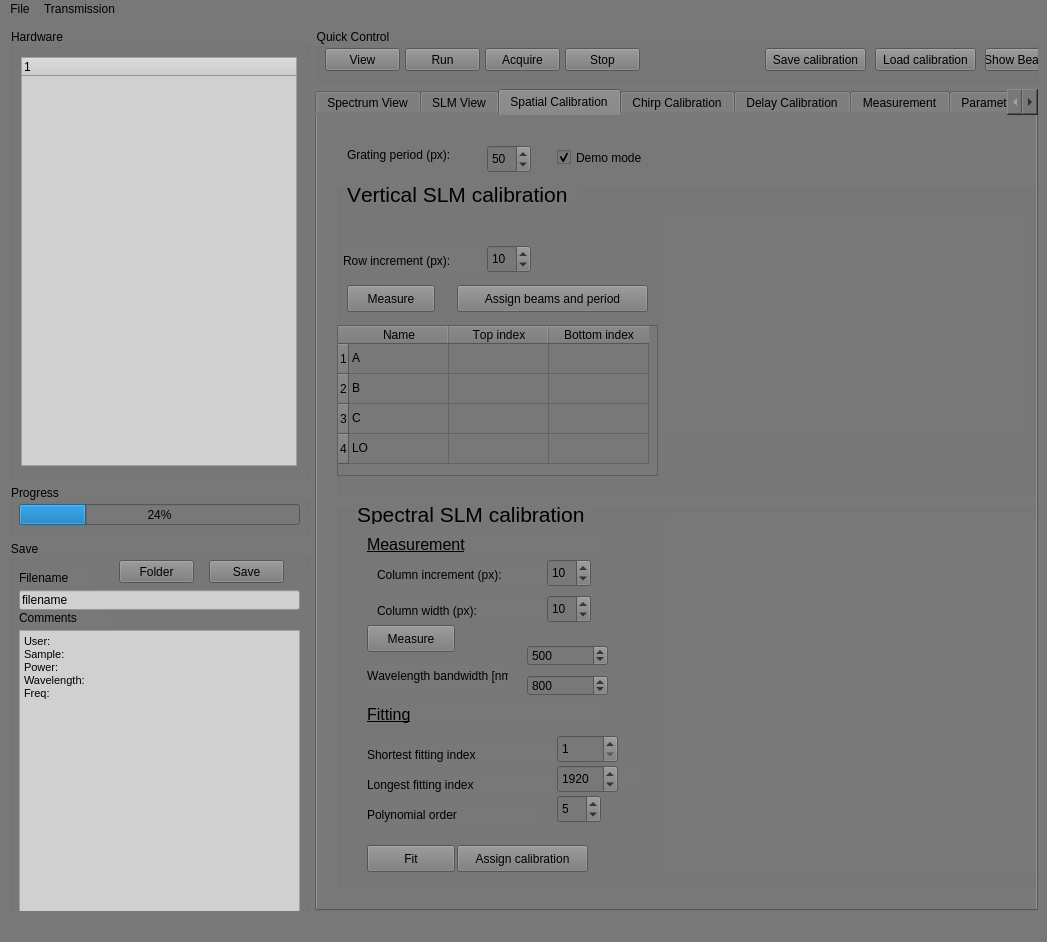
Before: the Qt Designer form src/GUI/main_GUI.ui in SilvaScience/colberto, drawn with Qt 5.
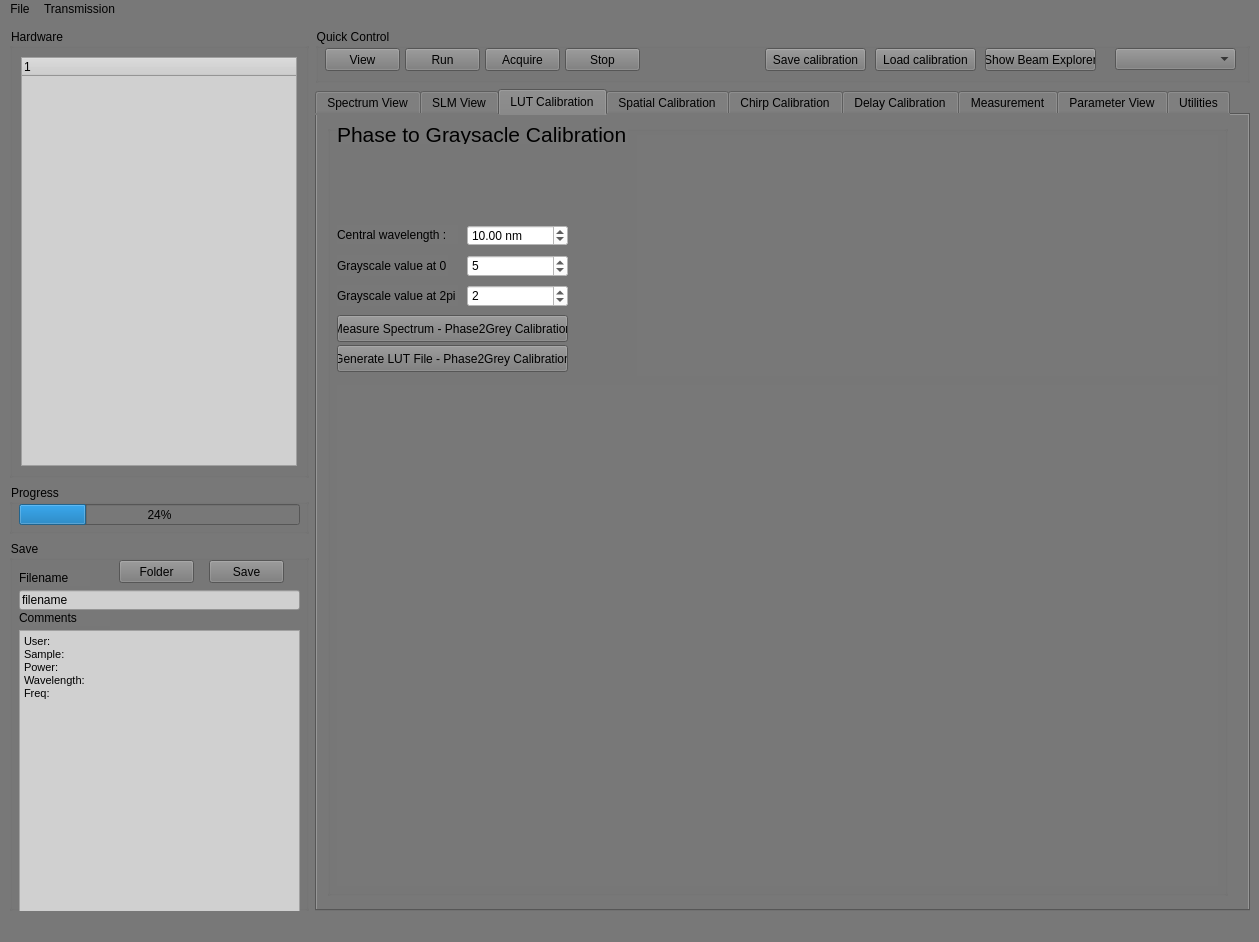
After: the same form once the commit is applied. Custom widgets are drawn as their Qt base class.

Patch:
```diff
--- a/src/GUI/main_GUI.ui
+++ b/src/GUI/main_GUI.ui
@@ -6,7 +6,7 @@
    <rect>
     <x>0</x>
     <y>0</y>
-    <width>1047</width>
+    <width>1259</width>
     <height>942</height>
    </rect>
   </property>
@@ -371,6 +371,216 @@
           </property>
          </widget>
         </widget>
+        <widget class="QWidget" name="tab_3">
+         <attribute name="title">
+          <string>LUT Calibration</string>
+         </attribute>
+         <widget class="QGroupBox" name="LUT_calibration_groupbox_2">
+          <property name="geometry">
+           <rect>
+            <x>10</x>
+            <y>10</y>
+            <width>901</width>
+            <height>771</height>
+           </rect>
+          </property>
+          <property name="font">
+           <font>
+            <weight>50</weight>
+            <bold>false</bold>
+            <underline>false</underline>
+            <kerning>false</kerning>
+           </font>
+          </property>
+          <property name="title">
+           <string/>
+          </property>
+          <property name="checkable">
+           <bool>false</bool>
+          </property>
+          <property name="checked">
+           <bool>false</bool>
+          </property>
+          <widget class="QLabel" name="LUT_calib_central_wavelength_label">
+           <property name="geometry">
+            <rect>
+             <x>10</x>
+             <y>100</y>
+             <width>121</width>
+             <height>19</height>
+            </rect>
+           </property>
+           <property name="text">
+            <string>Central wavelength :</string>
+           </property>
+          </widget>
+          <widget class="PlotWidget" name="LUT_calib_plot_layout" native="true">
+           <property name="enabled">
+            <bool>true</bool>
+           </property>
+           <property name="geometry">
+            <rect>
+             <x>310</x>
+             <y>10</y>
+             <width>581</width>
+             <height>241</height>
+            </rect>
+           </property>
+          </widget>
+          <widget class="QPushButton" name="measure_LUT_calib">
+           <property name="geometry">
+            <rect>
+             <x>10</x>
+             <y>190</y>
+             <width>231</width>
+             <height>27</height>
+            </rect>
+           </property>
+           <property name="text">
+            <string>Measure Spectrum - Phase2Grey Calibration</string>
+           </property>
+          </widget>
+          <widget class="QDoubleSpinBox" name="LUT_calib_central_wavelength_value">
+           <property name="geometry">
+            <rect>
+             <x>140</x>
+             <y>100</y>
+             <width>101</width>
+             <height>21</height>
+            </rect>
+           </property>
+           <property name="styleSheet">
+            <string notr="true">background-color: rgb(255, 255, 255);</string>
+           </property>
+           <property name="suffix">
+            <string> nm</string>
+           </property>
+           <property name="maximum">
+            <double>10000.000000000000000</double>
+           </property>
+           <property name="value">
+            <double>10.000000000000000</double>
+           </property>
+          </widget>
+          <widget class="QLabel" name="LUT_calib_0_label">
+           <property name="geometry">
+            <rect>
+             <x>10</x>
+             <y>130</y>
+             <width>111</width>
+             <height>21</height>
+            </rect>
+           </property>
+           <property name="text">
+            <string>Grayscale value at 0 :</string>
+           </property>
+          </widget>
+          <widget class="QSpinBox" name="LUT_calib_0_value">
+           <property name="geometry">
+            <rect>
+             <x>140</x>
+             <y>130</y>
+             <width>101</width>
+             <height>22</height>
+            </rect>
+           </property>
+           <property name="styleSheet">
+            <string notr="true">background-color: rgb(255, 255, 255);</string>
+           </property>
+           <property name="suffix">
+            <string/>
+           </property>
+           <property name="maximum">
+            <number>10000</number>
+           </property>
+           <property name="value">
+            <number>5</number>
+           </property>
+          </widget>
+          <widget class="QPushButton" name="generate_LUT_calib">
+           <property name="geometry">
+            <rect>
+             <x>10</x>
+             <y>220</y>
+             <width>231</width>
+             <height>27</height>
+            </rect>
+           </property>
+           <property name="text">
+            <string>Generate LUT File - Phase2Grey Calibration</string>
+           </property>
+          </widget>
+          <widget class="QSpinBox" name="LUT_calib_2pi_value">
+           <property name="geometry">
+            <rect>
+             <x>140</x>
+             <y>160</y>
+             <width>101</width>
+             <height>22</height>
+            </rect>
+           </property>
+           <property name="toolTipDuration">
+            <number>-2</number>
+           </property>
+           <property name="styleSheet">
+            <string notr="true">background-color: rgb(255, 255, 255);</string>
+           </property>
+           <property name="suffix">
+            <string/>
+           </property>
+           <property name="maximum">
+            <number>10000</number>
+           </property>
+           <property name="value">
+            <number>2</number>
+           </property>
+          </widget>
+          <widget class="QLabel" name="LUT_calib_2pi_label">
+           <property name="geometry">
+            <rect>
+             <x>10</x>
+             <y>160</y>
+             <width>121</width>
+             <height>21</height>
+            </rect>
+           </property>
+           <property name="text">
+            <string>Grayscale value at 2pi :</string>
+           </property>
+          </widget>
+          <widget class="PlotWidget" name="LUT_calib_plot_layout_2" native="true">
+           <property name="enabled">
+            <bool>true</bool>
+           </property>
+           <property name="geometry">
+            <rect>
+             <x>10</x>
+             <y>260</y>
+             <width>881</width>
+             <height>501</height>
+            </rect>
+           </property>
+          </widget>
+          <widget class="QLabel" name="label_vertical_calibration_box_5">
+           <property name="geometry">
+            <rect>
+             <x>10</x>
+             <y>0</y>
+             <width>291</width>
+             <height>19</height>
+            </rect>
+           </property>
+           <property name="font">
+            <font>
+             <pointsize>16</pointsize>
+            </font>
+           </property>
+           <property name="text">
+            <string>Phase to Graysacle Calibration</string>
+           </property>
+          </widget>
+         </widget>
+        </widget>
         <widget class="QWidget" name="spatial_tab">
          <attribute name="title">
           <string>Spatial Calibration</string>
@@ -2718,206 +2928,6 @@
            </property>
           </widget>
          </widget>
-         <widget class="QGroupBox" name="LUT_calibration_groupbox">
-          <property name="geometry">
-           <rect>
-            <x>10</x>
-            <y>300</y>
-            <width>851</width>
-            <height>281</height>
-           </rect>
-          </property>
-          <property name="font">
-           <font>
-            <weight>50</weight>
-            <bold>false</bold>
-            <underline>false</underline>
-            <kerning>false</kerning>
-           </font>
-          </property>
-          <property name="title">
-           <string/>
-          </property>
-          <property name="checkable">
-           <bool>false</bool>
-          </property>
-          <property name="checked">
-           <bool>false</bool>
-          </property>
-          <widget class="QLabel" name="LUT_calib_label_int_time">
-           <property name="geometry">
-            <rect>
-             <x>10</x>
-             <y>30</y>
-             <width>131</width>
-             <height>19</height>
-            </rect>
-           </property>
-           <property name="text">
-            <string>Integration Time (ms)</string>
-           </property>
-          </widget>
-          <widget class="PlotWidget" name="LUT_calib_plot_layout" native="true">
-           <property name="enabled">
-            <bool>true</bool>
-           </property>
-           <property name="geometry">
-            <rect>
-             <x>280</x>
-             <y>10</y>
-             <width>551</width>
-             <height>251</height>
-            </rect>
-           </property>
-          </widget>
-          <widget class="QPushButton" name="measure_LUT_calib">
-           <property name="geometry">
-            <rect>
-             <x>10</x>
-             <y>150</y>
-             <width>231</width>
-             <height>27</height>
-            </rect>
-           </property>
-           <property name="text">
-            <string>Measure Spectrum - Phase2Grey Calibration</string>
-           </property>
-          </widget>
-          <widget class="QDoubleSpinBox" name="LUT_int_time_doubleSpinBox">
-           <property name="geometry">
-            <rect>
-             <x>140</x>
-             <y>30</y>
-             <width>91</width>
-             <height>21</height>
-            </rect>
-           </property>
-           <property name="styleSheet">
-            <string notr="true">background-color: rgb(255, 255, 255);</string>
-           </property>
-           <property name="suffix">
-            <string> ms</string>
-           </property>
-           <property name="maximum">
-            <double>10000.000000000000000</double>
-           </property>
-           <property name="value">
-            <double>10.000000000000000</double>
-           </property>
-          </widget>
-          <widget class="QLabel" name="LUT_calib_label_num_spectra">
-           <property name="geometry">
-            <rect>
-             <x>10</x>
-             <y>70</y>
-             <width>111</width>
-             <height>21</height>
-            </rect>
-           </property>
-           <property name="text">
-            <string>Number of Spectra</string>
-           </property>
-          </widget>
-          <widget class="QSpinBox" name="LUT_calib_spectra_avg_spinBox">
-           <property name="geometry">
-            <rect>
-             <x>140</x>
-             <y>70</y>
-             <width>101</width>
-             <height>22</height>
-            </rect>
-           </property>
-           <property name="styleSheet">
-            <string notr="true">background-color: rgb(255, 255, 255);</string>
-           </property>
-           <property name="suffix">
-            <string>  spectra</string>
-           </property>
-           <property name="maximum">
-            <number>10000</number>
-           </property>
-           <property name="value">
-            <number>5</number>
-           </property>
-          </widget>
-          <widget class="QLabel" name="LUT_calib_scans_number_spectra">
-           <property name="geometry">
-            <rect>
-             <x>10</x>
-             <y>110</y>
-             <width>111</width>
-             <height>21</height>
-            </rect>
-           </property>
-           <property name="text">
-            <string>Number of Scans</string>
-           </property>
-          </widget>
-          <widget class="QSpinBox" name="LUT_calib_scans_number_spinBox">
-           <property name="geometry">
-            <rect>
-             <x>140</x>
-             <y>110</y>
-             <width>101</width>
-             <height>22</height>
-            </rect>
-           </property>
-           <property name="toolTipDuration">
-            <number>-2</number>
-           </property>
-           <property name="styleSheet">
-            <string notr="true">background-color: rgb(255, 255, 255);</string>
-           </property>
-           <property name="suffix">
-            <string>  scans</string>
-           </property>
-           <property name="maximum">
-            <number>10000</number>
-           </property>
-           <property name="value">
-            <number>2</number>
-           </property>
-          </widget>
-          <widget class="QLineEdit" name="LUT_Data_file_lineEdit">
-           <property name="geometry">
-            <rect>
-             <x>10</x>
-             <y>190</y>
-             <width>101</width>
-             <height>25</height>
-            </rect>
-           </property>
-           <property name="text">
-            <string>Data_File</string>
-           </property>
-          </widget>
-          <widget class="QPushButton" name="generate_LUT_calib">
-           <property name="geometry">
-            <rect>
-             <x>10</x>
-             <y>230</y>
-             <width>231</width>
-             <height>27</height>
-            </rect>
-           </property>
-           <property name="text">
-            <string>Generate LUT File - Phase2Grey Calibration</string>
-           </property>
-          </widget>
-          <widget class="QPushButton" name="select_LUT_Data_file_pushButton">
-           <property name="geometry">
-            <rect>
-             <x>130</x>
-             <y>190</y>
-             <width>111</width>
-             <height>23</height>
-            </rect>
-           </property>
-           <property name="text">
-            <string>Select Data File</string>
-           </property>
-          </widget>
-         </widget>
          <widget class="QLabel" name="label_vertical_calibration_box_2">
           <property name="geometry">
            <rect>
@@ -2948,7 +2958,7 @@
     <rect>
      <x>0</x>
      <y>0</y>
-     <width>1047</width>
+     <width>1259</width>
      <height>21</height>
     </rect>
    </property>
```
